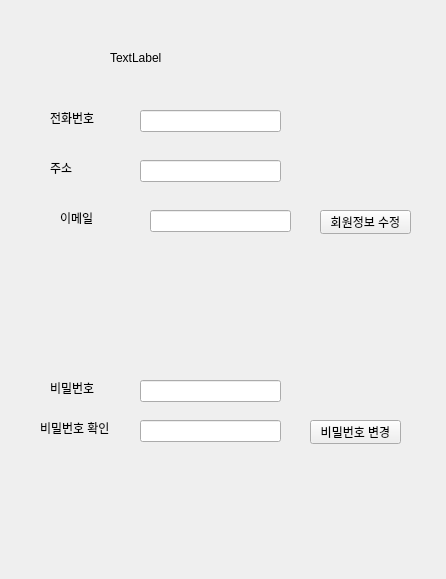
The window that uis/widget_general_user_info.ui (DaeyeongCho/DataBaseLectureProject) describes before a commit, drawn with Qt 5.
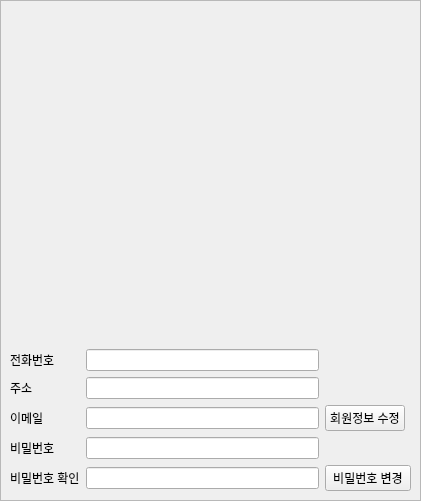
The same window after the commit. Icons and pictures are not drawn.

The edit to the form file:
```diff
--- a/uis/widget_general_user_info.ui
+++ b/uis/widget_general_user_info.ui
@@ -6,172 +6,112 @@
    <rect>
     <x>0</x>
     <y>0</y>
-    <width>446</width>
-    <height>579</height>
+    <width>421</width>
+    <height>501</height>
    </rect>
   </property>
   <property name="windowTitle">
    <string>Form</string>
   </property>
-  <widget class="QPushButton" name="pushButtonPasswordSet">
+  <widget class="QFrame" name="frame">
    <property name="geometry">
     <rect>
-     <x>310</x>
-     <y>420</y>
-     <width>91</width>
-     <height>24</height>
+     <x>0</x>
+     <y>0</y>
+     <width>421</width>
+     <height>501</height>
     </rect>
    </property>
-   <property name="text">
-    <string>비밀번호 변경</string>
+   <property name="frameShape">
+    <enum>QFrame::StyledPanel</enum>
    </property>
-  </widget>
-  <widget class="QLabel" name="label">
-   <property name="geometry">
-    <rect>
-     <x>50</x>
-     <y>380</y>
-     <width>48</width>
-     <height>16</height>
-    </rect>
+   <property name="frameShadow">
+    <enum>QFrame::Raised</enum>
    </property>
-   <property name="text">
-    <string>비밀번호</string>
-   </property>
-  </widget>
-  <widget class="QLineEdit" name="lineEditPassword">
-   <property name="geometry">
-    <rect>
-     <x>140</x>
-     <y>380</y>
-     <width>141</width>
-     <height>22</height>
-    </rect>
-   </property>
-   <property name="echoMode">
-    <enum>QLineEdit::Password</enum>
-   </property>
-  </widget>
-  <widget class="QLineEdit" name="lineEditPasswordCheck">
-   <property name="geometry">
-    <rect>
-     <x>140</x>
-     <y>420</y>
-     <width>141</width>
-     <height>22</height>
-    </rect>
-   </property>
-   <property name="echoMode">
-    <enum>QLineEdit::Password</enum>
-   </property>
-  </widget>
+   <layout class="QGridLayout" name="gridLayout">
+    <item row="6" column="0" colspan="2">
   <widget class="QLabel" name="label_2">
-   <property name="geometry">
-    <rect>
-     <x>40</x>
-     <y>420</y>
-     <width>91</width>
-     <height>16</height>
-    </rect>
-   </property>
    <property name="text">
     <string>비밀번호 확인</string>
    </property>
   </widget>
-  <widget class="QLineEdit" name="lineEditPhone">
-   <property name="geometry">
-    <rect>
-     <x>140</x>
-     <y>110</y>
-     <width>141</width>
-     <height>22</height>
-    </rect>
-   </property>
-  </widget>
+    </item>
+    <item row="2" column="0">
   <widget class="QLabel" name="label_3">
-   <property name="geometry">
-    <rect>
-     <x>50</x>
-     <y>110</y>
-     <width>48</width>
-     <height>16</height>
-    </rect>
-   </property>
    <property name="text">
     <string>전화번호</string>
    </property>
   </widget>
-  <widget class="QLineEdit" name="lineEditAddress">
-   <property name="geometry">
-    <rect>
-     <x>140</x>
-     <y>160</y>
-     <width>141</width>
-     <height>22</height>
-    </rect>
-   </property>
-  </widget>
+    </item>
+    <item row="6" column="3" colspan="2">
+     <widget class="QPushButton" name="pushButtonPasswordSet">
+      <property name="text">
+       <string>비밀번호 변경</string>
+      </property>
+     </widget>
+    </item>
+    <item row="2" column="2">
+     <widget class="QLineEdit" name="lineEditPhone"/>
+    </item>
+    <item row="5" column="2">
+     <widget class="QLineEdit" name="lineEditPassword">
+      <property name="echoMode">
+       <enum>QLineEdit::Password</enum>
+      </property>
+     </widget>
+    </item>
+    <item row="4" column="2">
+     <widget class="QLineEdit" name="lineEditEmail"/>
+    </item>
+    <item row="6" column="2">
+     <widget class="QLineEdit" name="lineEditPasswordCheck">
+      <property name="echoMode">
+       <enum>QLineEdit::Password</enum>
+      </property>
+     </widget>
+    </item>
+    <item row="3" column="2">
+     <widget class="QLineEdit" name="lineEditAddress"/>
+    </item>
+    <item row="5" column="0">
+     <widget class="QLabel" name="label">
+      <property name="text">
+       <string>비밀번호</string>
+      </property>
+     </widget>
+    </item>
+    <item row="3" column="0">
   <widget class="QLabel" name="label_4">
-   <property name="geometry">
-    <rect>
-     <x>50</x>
-     <y>160</y>
-     <width>48</width>
-     <height>16</height>
-    </rect>
-   </property>
    <property name="text">
     <string>주소</string>
    </property>
   </widget>
-  <widget class="QLineEdit" name="lineEditEmail">
-   <property name="geometry">
-    <rect>
-     <x>150</x>
-     <y>210</y>
-     <width>141</width>
-     <height>22</height>
-    </rect>
-   </property>
-  </widget>
+    </item>
+    <item row="4" column="0" colspan="2">
   <widget class="QLabel" name="label_5">
-   <property name="geometry">
-    <rect>
-     <x>60</x>
-     <y>210</y>
-     <width>48</width>
-     <height>16</height>
-    </rect>
-   </property>
    <property name="text">
     <string>이메일</string>
    </property>
   </widget>
+    </item>
+    <item row="0" column="0" rowspan="2" colspan="5">
+     <widget class="QLabel" name="labelUserName">
+      <property name="styleSheet">
+       <string notr="true">border-image : url(C:/Users/jdy08/Visual Studio Code/DataBaseLectureProject/uis/Write.jpg);</string>
+      </property>
+      <property name="text">
+       <string/>
+      </property>
+     </widget>
+    </item>
+    <item row="4" column="3">
   <widget class="QPushButton" name="pushButtonUserInformationSet">
-   <property name="geometry">
-    <rect>
-     <x>320</x>
-     <y>210</y>
-     <width>91</width>
-     <height>24</height>
-    </rect>
-   </property>
    <property name="text">
     <string>회원정보 수정</string>
    </property>
   </widget>
-  <widget class="QLabel" name="labelUserName">
-   <property name="geometry">
-    <rect>
-     <x>110</x>
-     <y>50</y>
-     <width>211</width>
-     <height>16</height>
-    </rect>
-   </property>
-   <property name="text">
-    <string>TextLabel</string>
-   </property>
+    </item>
+   </layout>
   </widget>
   <zorder>pushButtonPasswordSet</zorder>
   <zorder>label</zorder>
```
Left out of the diff: 13 changed lines with no effect on the pictures. Lines whose indentation alone changed are shown as unchanged.
